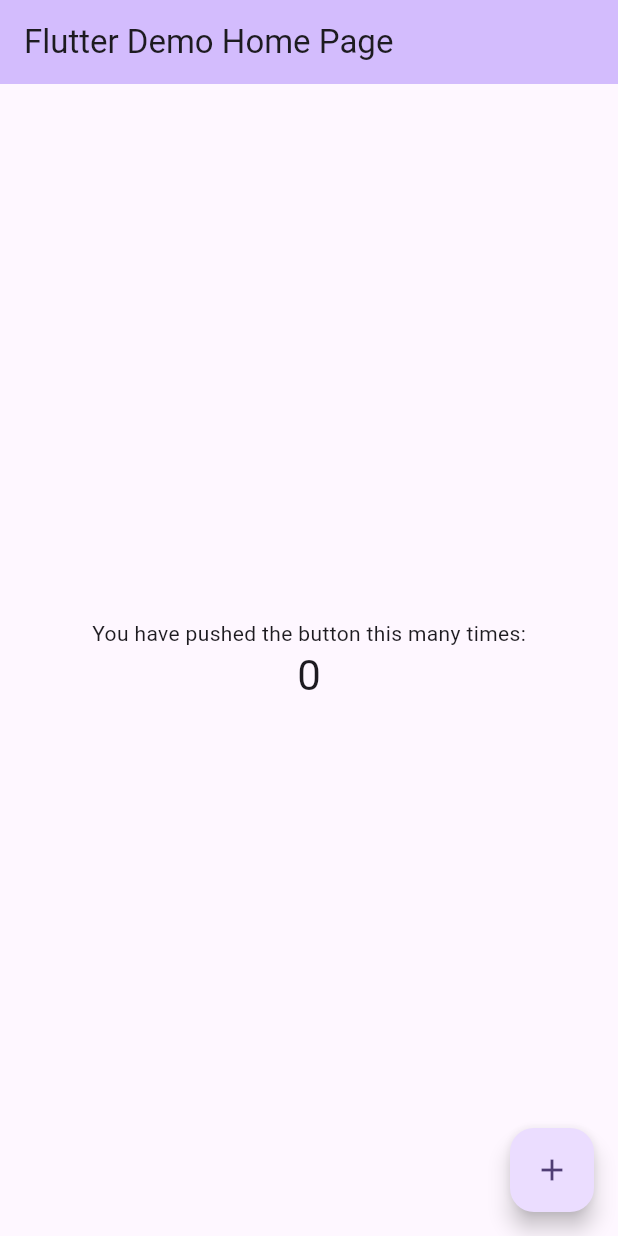
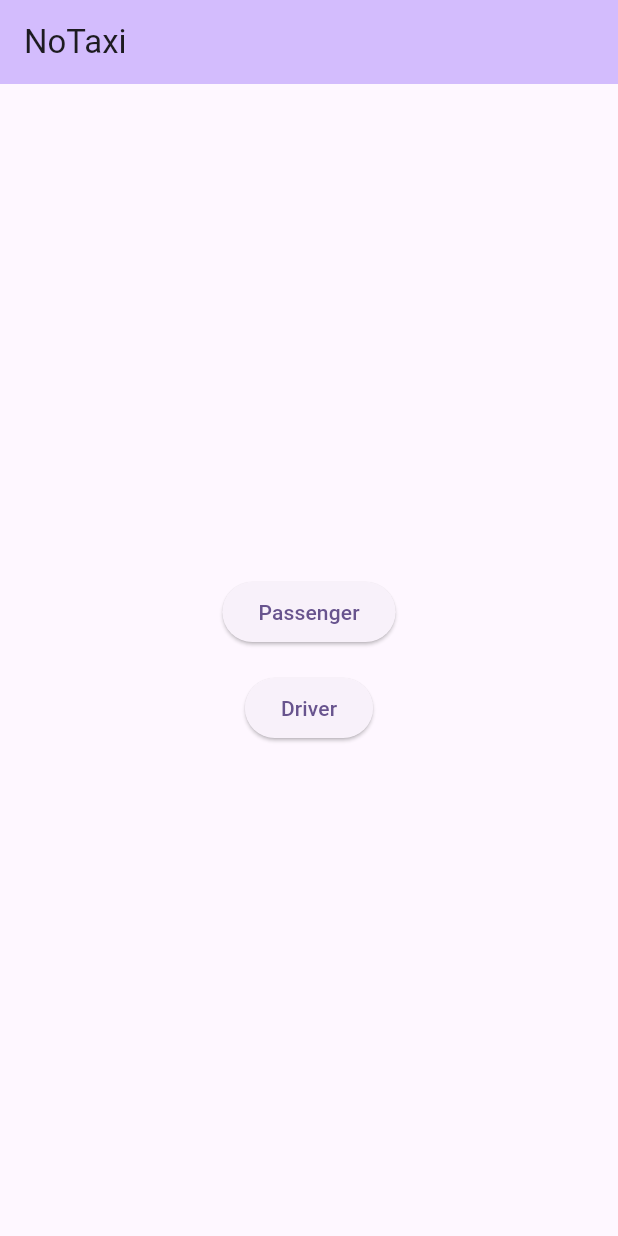
Before and after one commit to TunahanDso/NoTaxi, a Flutter app: the screen it shows after launch, on a phone screen of 412 x 824 dp. Run offline on Flutter 3.47's test engine with Material 3 defaults, Android fonts, the phone set to English and light mode, and no system bars.

Commit message:
Add passenger and driver screens

```diff
--- a/mobile/lib/main.dart
+++ b/mobile/lib/main.dart
@@ -1,4 +1,6 @@
 import 'package:flutter/material.dart';
+import 'screens/passenger_screen.dart';
+import 'screens/driver_screen.dart';
 
 void main() {
   runApp(const MyApp());
@@ -7,116 +9,52 @@ void main() {
 class MyApp extends StatelessWidget {
   const MyApp({super.key});
 
-  // This widget is the root of your application.
   @override
   Widget build(BuildContext context) {
     return MaterialApp(
-      title: 'Flutter Demo',
+      title: 'NoTaxi',
       theme: ThemeData(
-        // This is the theme of your application.
-        //
-        // TRY THIS: Try running your application with "flutter run". You'll see
-        // the application has a purple toolbar. Then, without quitting the app,
-        // try changing the seedColor in the colorScheme below to Colors.green
-        // and then invoke "hot reload" (save your changes or press the "hot
-        // reload" button in a Flutter-supported IDE, or press "r" if you used
-        // the command line to start the app).
-        //
-        // Notice that the counter didn't reset back to zero; the application
-        // state is not lost during the reload. To reset the state, use hot
-        // restart instead.
-        //
-        // This works for code too, not just values: Most code changes can be
-        // tested with just a hot reload.
         colorScheme: ColorScheme.fromSeed(seedColor: Colors.deepPurple),
       ),
-      home: const MyHomePage(title: 'Flutter Demo Home Page'),
+      home: const MyHomePage(),
     );
   }
 }
 
-class MyHomePage extends StatefulWidget {
-  const MyHomePage({super.key, required this.title});
-
-  // This widget is the home page of your application. It is stateful, meaning
-  // that it has a State object (defined below) that contains fields that affect
-  // how it looks.
-
-  // This class is the configuration for the state. It holds the values (in this
-  // case the title) provided by the parent (in this case the App widget) and
-  // used by the build method of the State. Fields in a Widget subclass are
-  // always marked "final".
-
-  final String title;
-
-  @override
-  State<MyHomePage> createState() => _MyHomePageState();
-}
-
-class _MyHomePageState extends State<MyHomePage> {
-  int _counter = 0;
-
-  void _incrementCounter() {
-    setState(() {
-      // This call to setState tells the Flutter framework that something has
-      // changed in this State, which causes it to rerun the build method below
-      // so that the display can reflect the updated values. If we changed
-      // _counter without calling setState(), then the build method would not be
-      // called again, and so nothing would appear to happen.
-      _counter++;
-    });
-  }
+class MyHomePage extends StatelessWidget {
+  const MyHomePage({super.key});
 
   @override
   Widget build(BuildContext context) {
-    // This method is rerun every time setState is called, for instance as done
-    // by the _incrementCounter method above.
-    //
-    // The Flutter framework has been optimized to make rerunning build methods
-    // fast, so that you can just rebuild anything that needs updating rather
-    // than having to individually change instances of widgets.
     return Scaffold(
       appBar: AppBar(
-        // TRY THIS: Try changing the color here to a specific color (to
-        // Colors.amber, perhaps?) and trigger a hot reload to see the AppBar
-        // change color while the other colors stay the same.
+        title: const Text('NoTaxi'),
         backgroundColor: Theme.of(context).colorScheme.inversePrimary,
-        // Here we take the value from the MyHomePage object that was created by
-        // the App.build method, and use it to set our appbar title.
-        title: Text(widget.title),
       ),
       body: Center(
-        // Center is a layout widget. It takes a single child and positions it
-        // in the middle of the parent.
         child: Column(
-          // Column is also a layout widget. It takes a list of children and
-          // arranges them vertically. By default, it sizes itself to fit its
-          // children horizontally, and tries to be as tall as its parent.
-          //
-          // Column has various properties to control how it sizes itself and
-          // how it positions its children. Here we use mainAxisAlignment to
-          // center the children vertically; the main axis here is the vertical
-          // axis because Columns are vertical (the cross axis would be
-          // horizontal).
-          //
-          // TRY THIS: Invoke "debug painting" (choose the "Toggle Debug Paint"
-          // action in the IDE, or press "p" in the console), to see the
-          // wireframe for each widget.
           mainAxisAlignment: MainAxisAlignment.center,
-          children: <Widget>[
-            const Text('You have pushed the button this many times:'),
-            Text(
-              '$_counter',
-              style: Theme.of(context).textTheme.headlineMedium,
+          children: [
+            ElevatedButton(
+              onPressed: () {
+                Navigator.of(context).push(
+                  MaterialPageRoute(builder: (_) => const PassengerScreen()),
+                );
+              },
+              child: const Text('Passenger'),
+            ),
+            const SizedBox(height: 16),
+            ElevatedButton(
+              onPressed: () {
+                Navigator.of(context).push(
+                  MaterialPageRoute(builder: (_) => const DriverScreen()),
+                );
+              },
+              child: const Text('Driver'),
             ),
           ],
         ),
       ),
-      floatingActionButton: FloatingActionButton(
-        onPressed: _incrementCounter,
-        tooltip: 'Increment',
-        child: const Icon(Icons.add),
-      ), // This trailing comma makes auto-formatting nicer for build methods.
     );
   }
 }
--- /dev/null
+++ b/mobile/lib/screens/driver_screen.dart
@@ -0,0 +1,15 @@
+import 'package:flutter/material.dart';
+
+class DriverScreen extends StatelessWidget {
+  const DriverScreen({super.key});
+
+  @override
+  Widget build(BuildContext context) {
+    return Scaffold(
+      appBar: AppBar(title: const Text('Driver')),
+      body: const Center(
+        child: Text('Driver Screen'),
+      ),
+    );
+  }
+}
--- /dev/null
+++ b/mobile/lib/screens/passenger_screen.dart
@@ -0,0 +1,15 @@
+import 'package:flutter/material.dart';
+
+class PassengerScreen extends StatelessWidget {
+  const PassengerScreen({super.key});
+
+  @override
+  Widget build(BuildContext context) {
+    return Scaffold(
+      appBar: AppBar(title: const Text('Passenger')),
+      body: const Center(
+        child: Text('Passenger Screen'),
+      ),
+    );
+  }
+}
```
Also changed, not shown: 1 other file.
